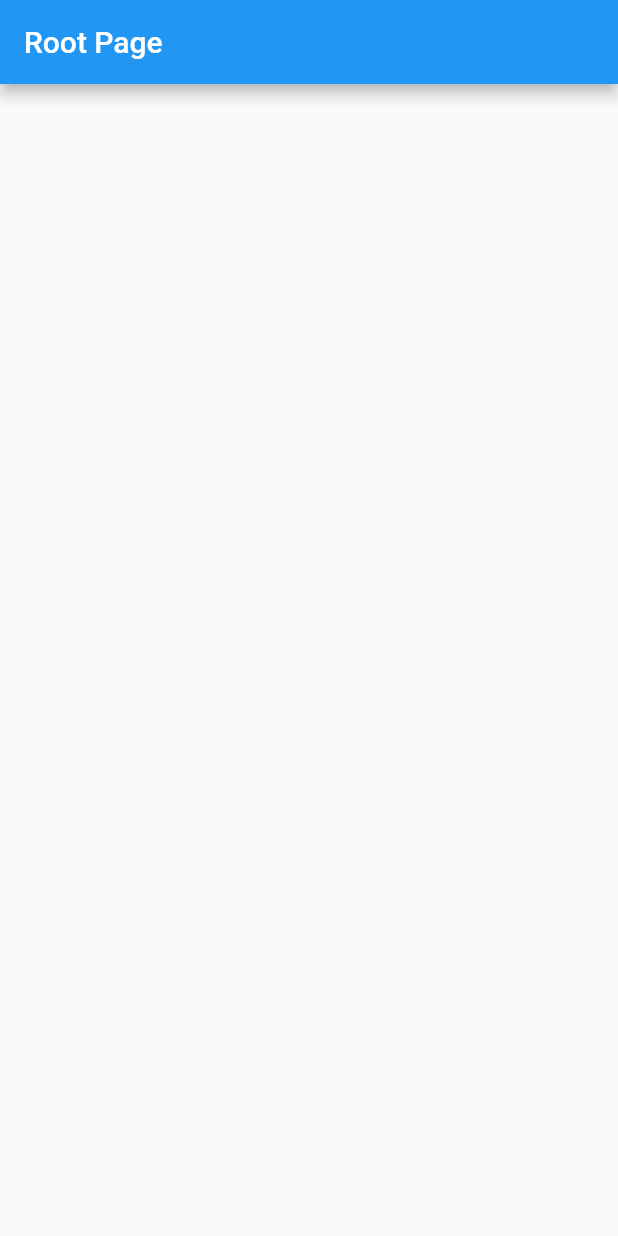
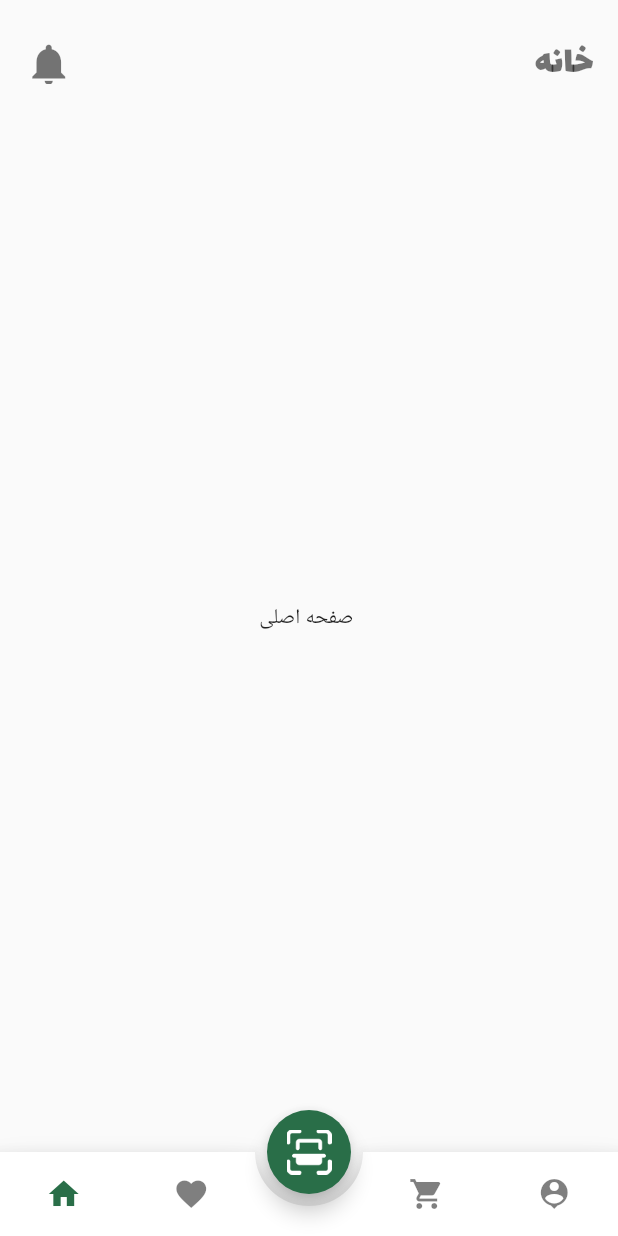
Before and after one commit to AriyaAhadyflutter/plant_app, a Flutter app: the Root screen opened directly, on a phone screen of 412 x 824 dp. Run offline on Flutter 3.47's test engine with Material 2 defaults, Android fonts, the light colour scheme and no system bars; drawn by our look-alikes of animated_bottom_navigation_bar; our stand-ins replace page_transition.

Commit message:
finfished root page

```diff
--- a/lib/const/constants.dart
+++ b/lib/const/constants.dart
@@ -3,7 +3,7 @@ import 'package:flutter/material.dart';
 class MyConstants {
   //colors
   static Color primarycolor = const Color(0xFF296E48);
-  static Color blackcolor = Colors.black;
+  static Color blackcolor = Colors.black54;
 
   //strings
   static String title1 = 'گیاهان را بهتر از قبل درک کن ';
--- a/lib/pages/mainpages/card.dart
+++ b/lib/pages/mainpages/card.dart
@@ -0,0 +1,19 @@
+import 'package:flutter/material.dart';
+
+class CardPage extends StatefulWidget {
+  const CardPage({super.key});
+
+  @override
+  State<CardPage> createState() => _CardPage();
+}
+
+class _CardPage extends State<CardPage> {
+  @override
+  Widget build(BuildContext context) {
+    return const Scaffold(
+      body: Center(
+        child: Text('سبد خرید'),
+      ),
+    );
+  }
+}
--- a/lib/pages/mainpages/favorite_page.dart
+++ b/lib/pages/mainpages/favorite_page.dart
@@ -12,7 +12,7 @@ class _FavoritePageState extends State<FavoritePage> {
   Widget build(BuildContext context) {
     return const Scaffold(
       body: Center(
-        child: Text('گل اسکن کن '),
+        child: Text('علاقه مندی '),
       ),
     );
   }
--- a/lib/pages/mainpages/home_page.dart
+++ b/lib/pages/mainpages/home_page.dart
@@ -0,0 +1,19 @@
+import 'package:flutter/material.dart';
+
+class HomePage extends StatefulWidget {
+  const HomePage({super.key});
+
+  @override
+  State<HomePage> createState() => _HomePageState();
+}
+
+class _HomePageState extends State<HomePage> {
+  @override
+  Widget build(BuildContext context) {
+    return const Scaffold(
+      body: Center(
+        child: Text('صفحه اصلی '),
+      ),
+    );
+  }
+}
--- a/lib/pages/mainpages/profile_page.dart
+++ b/lib/pages/mainpages/profile_page.dart
@@ -12,7 +12,7 @@ class _ProfilePageState extends State<ProfilePage> {
   Widget build(BuildContext context) {
     return const Scaffold(
       body: Center(
-        child: Text('گل اسکن کن '),
+        child: Text('پروفایل'),
       ),
     );
   }
--- a/lib/pages/root.dart
+++ b/lib/pages/root.dart
@@ -1,4 +1,12 @@
+import 'package:animated_bottom_navigation_bar/animated_bottom_navigation_bar.dart';
 import 'package:flutter/material.dart';
+import 'package:page_transition/page_transition.dart';
+import 'package:plant_app/const/constants.dart';
+import 'package:plant_app/pages/mainpages/card.dart';
+import 'package:plant_app/pages/mainpages/favorite_page.dart';
+import 'package:plant_app/pages/mainpages/home_page.dart';
+import 'package:plant_app/pages/mainpages/profile_page.dart';
+import 'package:plant_app/pages/mainpages/scan_page.dart';
 
 class Root extends StatefulWidget {
   const Root({super.key});
@@ -8,12 +16,86 @@ class Root extends StatefulWidget {
 }
 
 class _RootState extends State<Root> {
+  int bottomIndex = 0;
+  List<Widget> mypages = const [
+    HomePage(),
+    FavoritePage(),
+    CardPage(),
+    ProfilePage(),
+  ];
+
+  List<IconData> iconList = [
+    Icons.home,
+    Icons.favorite,
+    Icons.shopping_cart,
+    Icons.person_pin,
+  ];
+
+  List<String> appBarTitles = [
+    'خانه',
+    'علاقه‌مندی‌ها',
+    'سبد‌خرید',
+    'پروفایل',
+  ];
   @override
   Widget build(BuildContext context) {
     return Scaffold(
       appBar: AppBar(
-        title: const Text('Root Page'),
-
+        title: Padding(
+          padding: const EdgeInsets.only(top: 30),
+          child: Row(
+            mainAxisAlignment: MainAxisAlignment.spaceBetween,
+            children: [
+              Icon(
+                Icons.notifications,
+                color: MyConstants.blackcolor,
+                size: 33,
+              ),
+              Text(
+                appBarTitles[bottomIndex],
+                style: TextStyle(
+                    color: MyConstants.blackcolor,
+                    fontSize: 27,
+                    fontFamily: 'Lalezar'),
+              ),
+            ],
+          ),
+        ),
+        backgroundColor: Theme.of(context).scaffoldBackgroundColor,
+        elevation: 0,
+      ),
+      body: IndexedStack(
+        index: bottomIndex,
+        children: mypages,
+      ),
+      floatingActionButton: FloatingActionButton(
+        onPressed: () {
+          Navigator.push(
+            context,
+            PageTransition(
+                child: const ScanPage(), type: PageTransitionType.topToBottom),
+          );
+        },
+        backgroundColor: MyConstants.primarycolor,
+        child: Image.asset(
+          'assets/images/code-scan-two.png',
+          height: 30,
+        ),
+      ),
+      floatingActionButtonLocation: FloatingActionButtonLocation.centerDocked,
+      bottomNavigationBar: AnimatedBottomNavigationBar(
+        splashColor: MyConstants.primarycolor,
+        activeColor: MyConstants.primarycolor,
+        activeIndex: bottomIndex,
+        inactiveColor: Colors.black.withOpacity(0.5),
+        gapLocation: GapLocation.center,
+        icons: iconList,
+        notchSmoothness: NotchSmoothness.softEdge,
+        onTap: (index) {
+          setState(() {
+            bottomIndex = index;
+          });
+        },
       ),
     );
   }
```
